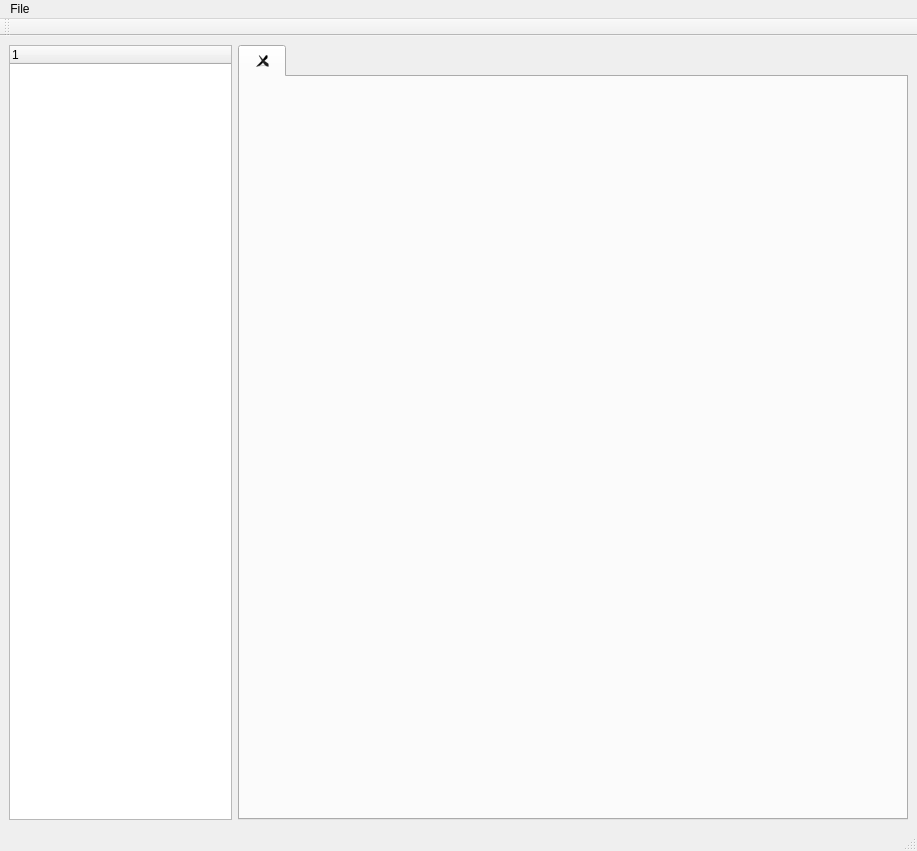
onaycan/3dCity_LOD1_rep, file gui_designer/ideas4all_city_simulator_gui.ui: the form before one commit.
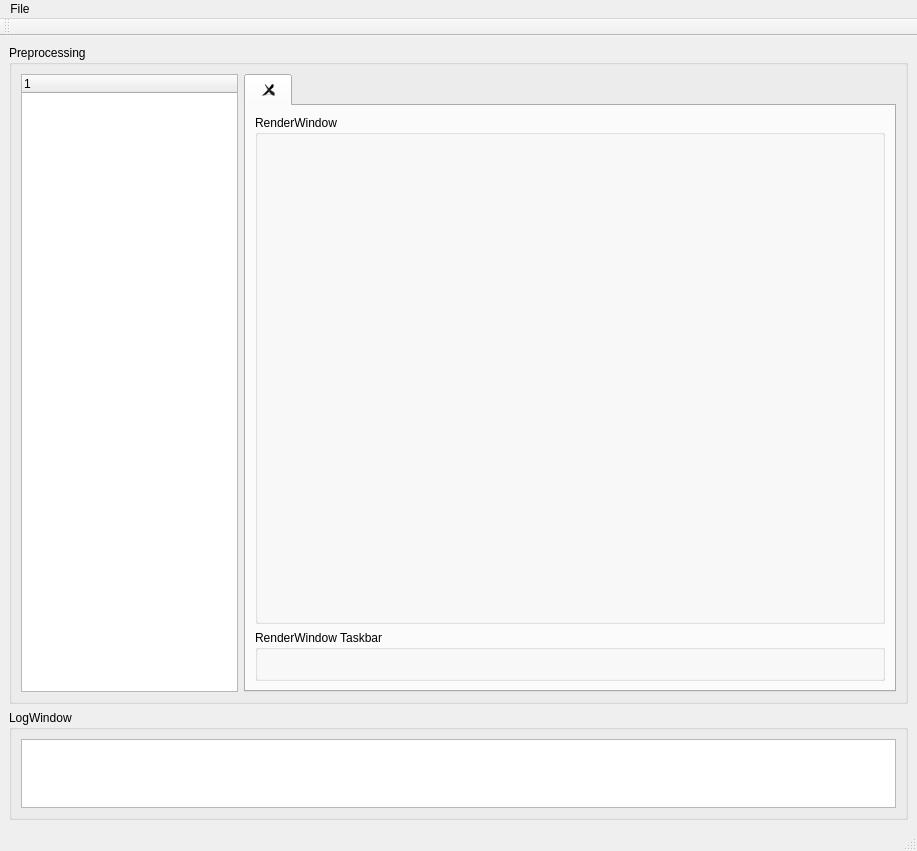
The form after the commit.

Diff of the .ui file:
```diff
--- a/gui_designer/ideas4all_city_simulator_gui.ui
+++ b/gui_designer/ideas4all_city_simulator_gui.ui
@@ -23,8 +23,20 @@
    <property name="sizePolicy">
     <sizepolicy hsizetype="MinimumExpanding" vsizetype="MinimumExpanding">
      <horstretch>3</horstretch>
-     <verstretch>3</verstretch>
+     <verstretch>8</verstretch>
     </sizepolicy>
+   </property>
+   <layout class="QVBoxLayout" name="verticalLayout">
+    <item>
+     <widget class="QGroupBox" name="groupBox_mainframe">
+      <property name="sizePolicy">
+       <sizepolicy hsizetype="Preferred" vsizetype="Preferred">
+        <horstretch>0</horstretch>
+        <verstretch>6</verstretch>
+       </sizepolicy>
+      </property>
+      <property name="title">
+       <string>Preprocessing</string>
    </property>
    <layout class="QHBoxLayout" name="horizontalLayout_2">
     <item>
@@ -60,22 +72,75 @@
        <property name="sizePolicy">
         <sizepolicy hsizetype="Expanding" vsizetype="Expanding">
          <horstretch>0</horstretch>
-         <verstretch>0</verstretch>
+            <verstretch>6</verstretch>
         </sizepolicy>
        </property>
        <attribute name="title">
         <string/>
        </attribute>
-       <layout class="QHBoxLayout" name="horizontalLayout">
+          <layout class="QVBoxLayout" name="verticalLayout_3">
         <item>
-         <layout class="QVBoxLayout" name="verticalLayout">
-          <property name="sizeConstraint">
-           <enum>QLayout::SetNoConstraint</enum>
-          </property>
-         </layout>
-        </item>
-       </layout>
-      </widget>
+            <widget class="QGroupBox" name="groupBox_vtk">
+             <property name="sizePolicy">
+              <sizepolicy hsizetype="Preferred" vsizetype="Preferred">
+               <horstretch>0</horstretch>
+               <verstretch>10</verstretch>
+              </sizepolicy>
+             </property>
+             <property name="title">
+              <string>RenderWindow</string>
+             </property>
+             <layout class="QVBoxLayout" name="verticalLayout_5">
+              <item>
+               <layout class="QVBoxLayout" name="vtkLayout"/>
+              </item>
+             </layout>
+            </widget>
+           </item>
+           <item>
+            <widget class="QGroupBox" name="groupBox_vtkTaskbar">
+             <property name="sizePolicy">
+              <sizepolicy hsizetype="Preferred" vsizetype="Preferred">
+               <horstretch>0</horstretch>
+               <verstretch>1</verstretch>
+              </sizepolicy>
+             </property>
+             <property name="title">
+              <string>RenderWindow Taskbar</string>
+             </property>
+             <layout class="QVBoxLayout" name="verticalLayout_2">
+              <item>
+               <layout class="QVBoxLayout" name="vtkTaskbarLayout"/>
+              </item>
+             </layout>
+            </widget>
+           </item>
+          </layout>
+         </widget>
+        </widget>
+       </item>
+      </layout>
+     </widget>
+    </item>
+    <item>
+     <widget class="QGroupBox" name="groupBox_Log">
+      <property name="sizePolicy">
+       <sizepolicy hsizetype="Ignored" vsizetype="Ignored">
+        <horstretch>0</horstretch>
+        <verstretch>1</verstretch>
+       </sizepolicy>
+      </property>
+      <property name="toolTipDuration">
+       <number>-3</number>
+      </property>
+      <property name="title">
+       <string>LogWindow</string>
+      </property>
+      <layout class="QVBoxLayout" name="verticalLayout_4">
+       <item>
+        <widget class="QTextEdit" name="textEdit_Log"/>
+       </item>
+      </layout>
      </widget>
     </item>
    </layout>
```
Left out of the diff: 4 changed lines with no effect on the pictures. Lines whose indentation alone changed are shown as unchanged.
